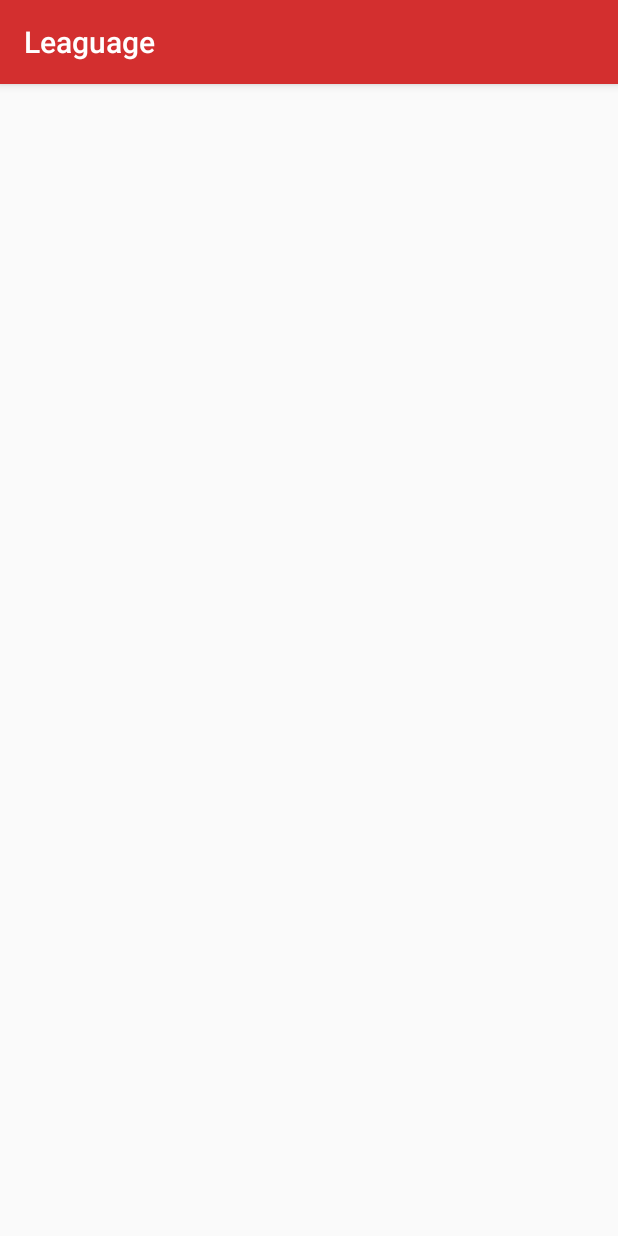
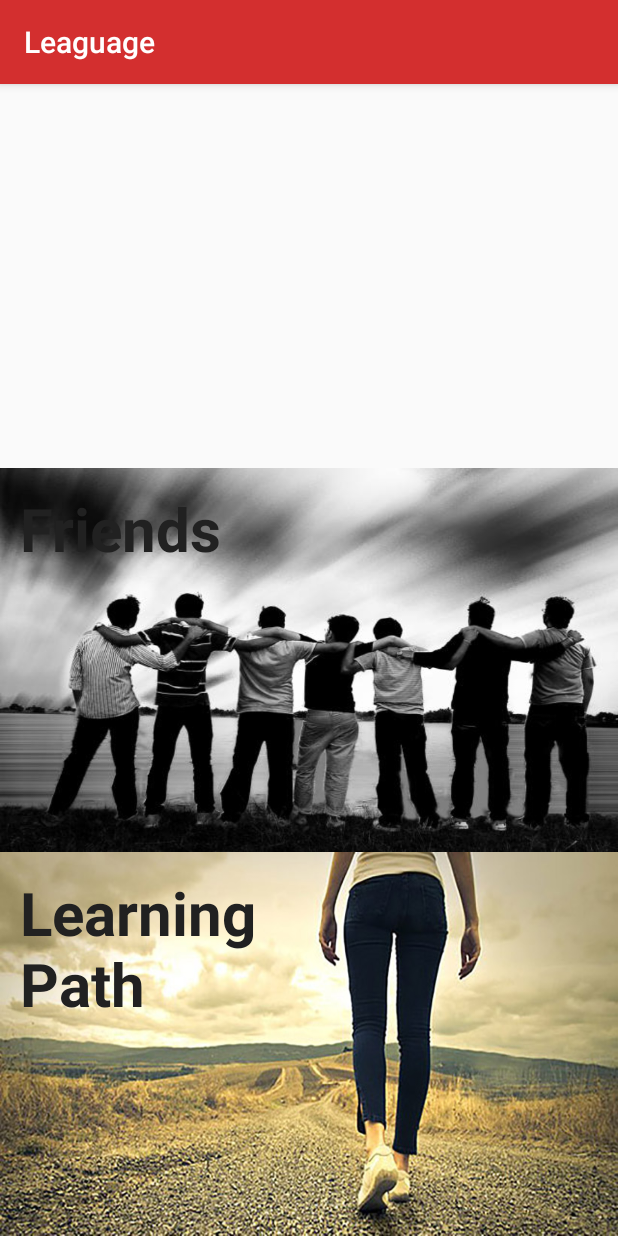
Before and after one commit to Chengcheng2017/JavaFinalProject, an Android app: the Profile screen opened directly, with no data from a screen before it, on a phone screen of 412 x 824 dp. Run offline under Robolectric (Android 15) with nearby library versions, the phone set to English and light mode, and no system bars.

Commit message:
Profile1.1

```diff
--- a/app/src/main/res/layout/activity_profile.xml
+++ b/app/src/main/res/layout/activity_profile.xml
@@ -1,13 +1,87 @@
 <?xml version="1.0" encoding="utf-8"?>
-<RelativeLayout xmlns:android="http://schemas.android.com/apk/res/android"
+<LinearLayout xmlns:android="http://schemas.android.com/apk/res/android"
     xmlns:tools="http://schemas.android.com/tools"
     android:id="@+id/activity_profile"
     android:layout_width="match_parent"
     android:layout_height="match_parent"
-    android:paddingBottom="@dimen/activity_vertical_margin"
-    android:paddingLeft="@dimen/activity_horizontal_margin"
-    android:paddingRight="@dimen/activity_horizontal_margin"
-    android:paddingTop="@dimen/activity_vertical_margin"
+    android:orientation="vertical"
     tools:context="chengcheng.leaguage.Profile">
 
-</RelativeLayout>
+    <LinearLayout
+        android:layout_width="match_parent"
+        android:layout_height="0dp"
+        android:layout_weight="1"
+        android:orientation="horizontal">
+
+        <ImageView
+            android:layout_width="0dp"
+            android:layout_height="match_parent"
+            android:layout_weight="1" />
+
+        <RelativeLayout
+            android:layout_width="0dp"
+            android:layout_height="match_parent"
+            android:layout_weight="1">
+
+            <TextView
+                android:id="@+id/userName"
+                android:layout_width="match_parent"
+                android:layout_height="wrap_content"
+                android:paddingTop="40dp"
+                android:textSize="@dimen/text_extraBig"
+                android:textStyle="bold" />
+
+            <TextView
+                android:id="@+id/userAge"
+                android:layout_width="match_parent"
+                android:layout_height="wrap_content"
+                android:layout_below="@+id/userName"
+                android:paddingTop="@dimen/padding_big"
+                android:textSize="@dimen/text_small" />
+
+            <TextView
+                android:id="@+id/userCountry"
+                android:layout_width="match_parent"
+                android:layout_height="wrap_content"
+                android:layout_below="@+id/userAge"
+                android:paddingTop="@dimen/padding_big"
+                android:textSize="@dimen/text_small" />
+        </RelativeLayout>
+    </LinearLayout>
+
+    <RelativeLayout
+        android:layout_width="match_parent"
+        android:layout_height="0dp"
+        android:layout_weight="1"
+        android:background="@drawable/friendsBackground"
+        android:id="@+id/friends">
+        <TextView
+            android:layout_width="wrap_content"
+            android:layout_height="wrap_content"
+            android:textSize="40dp"
+            android:text="Friends"
+            android:textStyle="bold"
+            android:textColor="@color/darkFont"
+            android:paddingTop="@dimen/padding_big"
+            android:paddingLeft="@dimen/padding_big"/>
+    </RelativeLayout>
+
+    <RelativeLayout
+        android:layout_width="match_parent"
+        android:layout_height="0dp"
+        android:layout_weight="1"
+        android:background="@drawable/learningPathBackground"
+        android:id="@+id/learningPath">
+        <TextView
+            android:layout_width="200dp"
+            android:layout_height="wrap_content"
+            android:textSize="40dp"
+            android:text="Learning Path"
+            android:textStyle="bold"
+            android:textColor="@color/darkFont"
+            android:paddingTop="@dimen/padding_big"
+            android:paddingLeft="@dimen/padding_big"/>
+    </RelativeLayout>
+
+
+</LinearLayout>
--- a/app/src/main/res/values/colors.xml
+++ b/app/src/main/res/values/colors.xml
@@ -6,5 +6,6 @@
     <color name="downBar">#EEEEEE</color>
     <color name="lightGrey">#E0E0E0</color>
     <color name="darkFont">#212121</color>
+    <color name="white">#FFFFFF</color>
 
 </resources>
--- a/app/src/main/res/values/dimens.xml
+++ b/app/src/main/res/values/dimens.xml
@@ -8,4 +8,5 @@
     <dimen name="text_big">24dp</dimen>
     <dimen name="text_middle">20dp</dimen>
     <dimen name="text_small">16dp</dimen>
+    <dimen name="text_extraSmall">13dp</dimen>
 </resources>
```
Also changed, not shown: app/src/main/res/drawable/friendsBackground.jpg (added), app/src/main/res/drawable/learningPathBackground.jpg (added).
